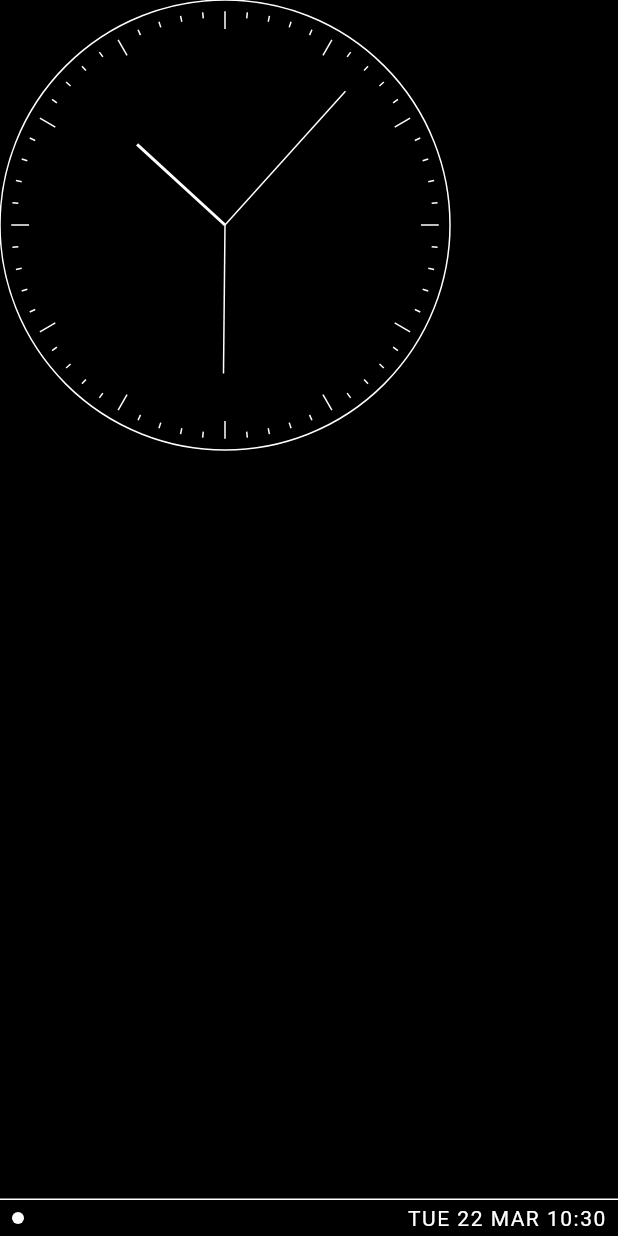
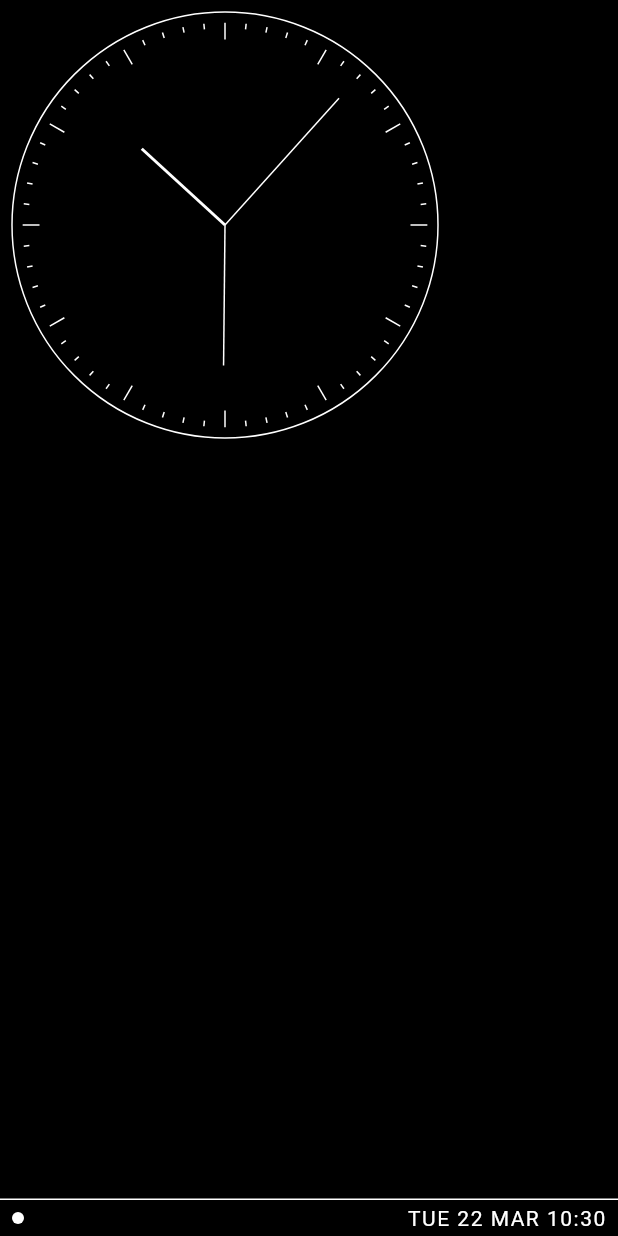
Before and after one commit to dahliaOS/utopia, a Flutter app: the screen it shows after launch, on a phone screen of 412 x 824 dp. Run offline on Flutter 3.47's test engine with Material 2 defaults, Android fonts, the phone set to English and light mode, and no system bars; Roboto replaces fonts that are missing (Consolas).

```diff
--- a/lib/src/features/resize.dart
+++ b/lib/src/features/resize.dart
@@ -167,7 +167,13 @@ class WindowResizeGestureDetector extends StatelessWidget {
     return Stack(
       clipBehavior: Clip.none,
       children: [
-        Positioned.fill(child: child),
+        Positioned.fill(
+          left: listeners != null ? borderThickness : 0,
+          right: listeners != null ? borderThickness : 0,
+          top: listeners != null ? borderThickness : 0,
+          bottom: listeners != null ? borderThickness : 0,
+          child: child,
+        ),
         if (listeners != null) Positioned.fill(child: buildFrame(context)),
       ],
     );
```
